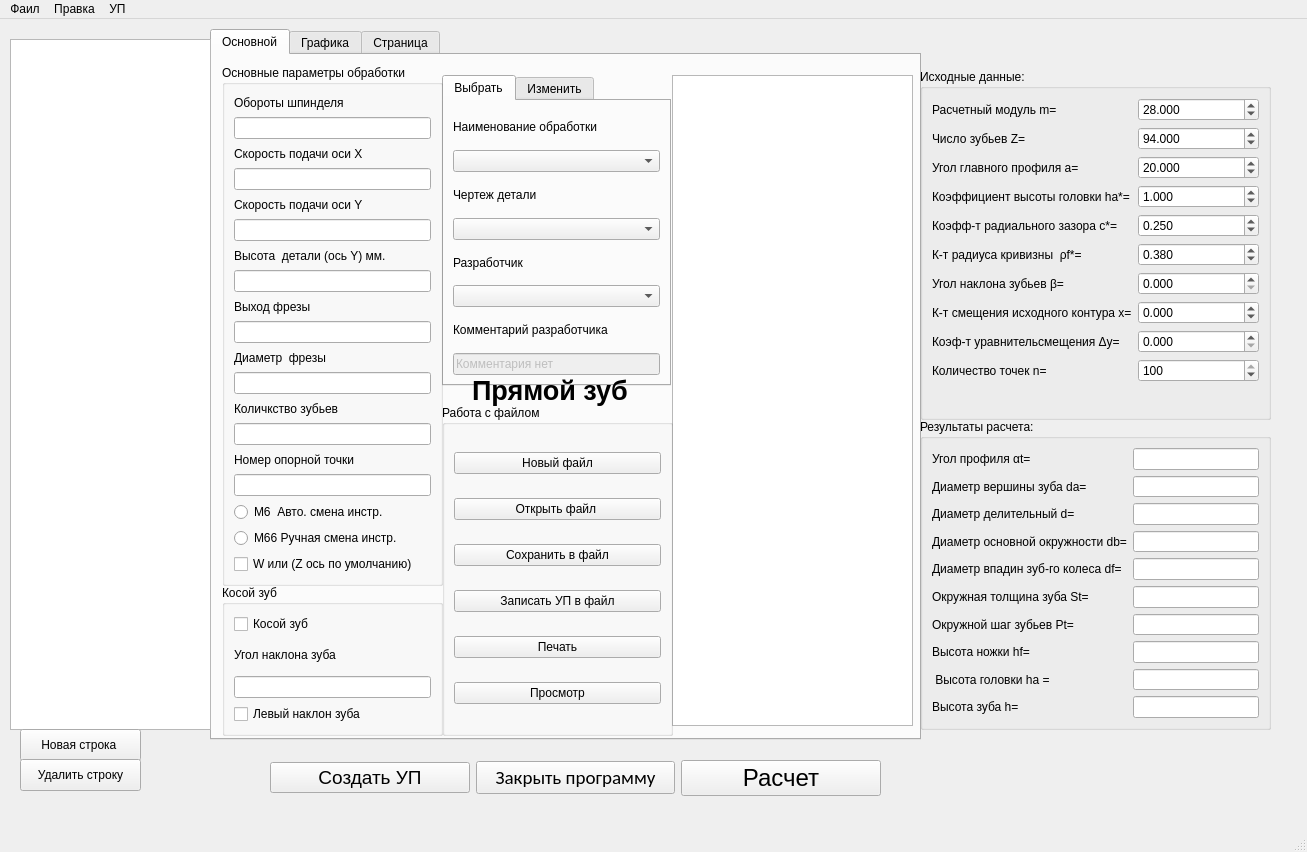
Dgekan/Control-Program-Editor-CNC-Ver.4.0.0, file Window.ui: the form before one commit.
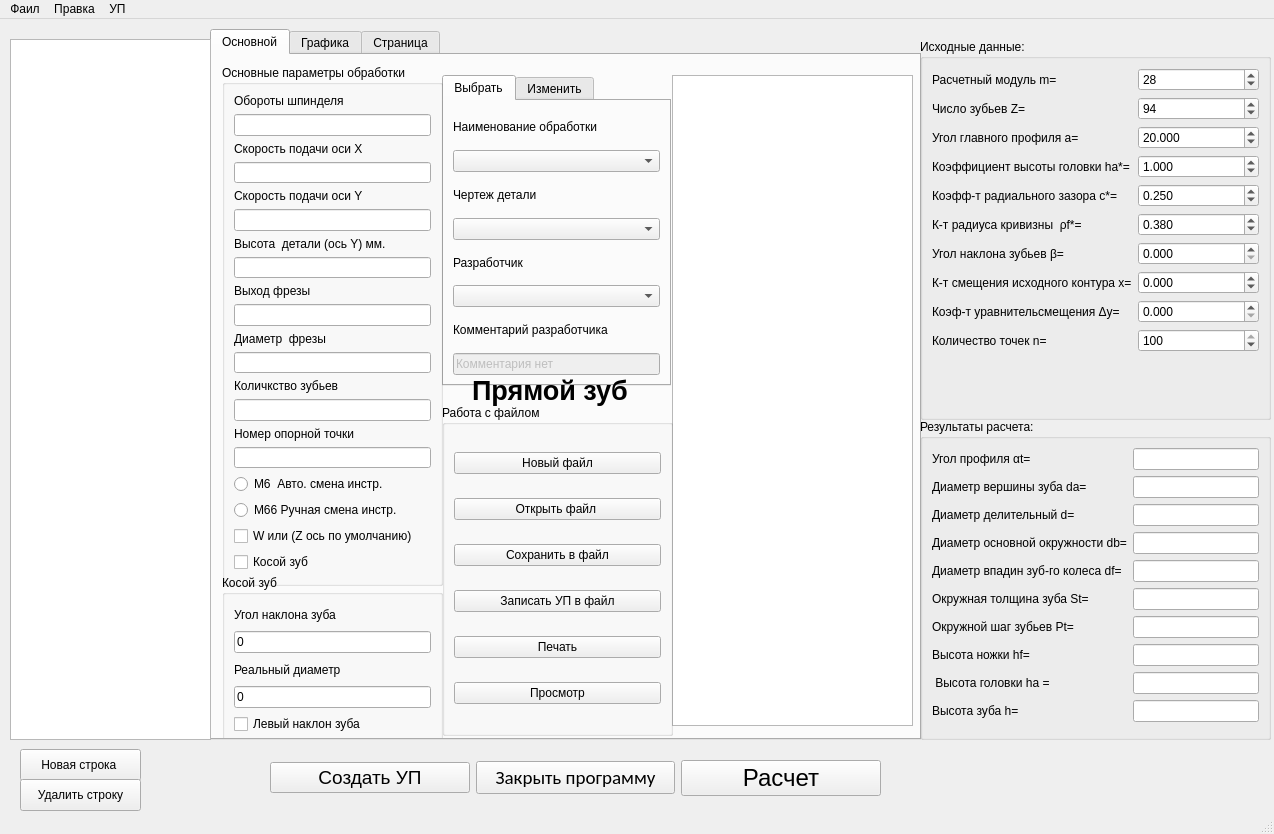
The form after the commit. Custom widgets are drawn as their Qt base class.

Commit message: добавил проверки

```diff
--- a/Window.ui
+++ b/Window.ui
@@ -6,8 +6,8 @@
    <rect>
     <x>0</x>
     <y>0</y>
-    <width>1307</width>
-    <height>852</height>
+    <width>1274</width>
+    <height>834</height>
    </rect>
   </property>
   <property name="windowTitle">
@@ -395,31 +395,31 @@
          </property>
         </widget>
        </item>
+       <item>
+        <widget class="QCheckBox" name="checkBoxKoc">
+         <property name="enabled">
+          <bool>true</bool>
+         </property>
+         <property name="text">
+          <string>Косой зуб</string>
+         </property>
+        </widget>
+       </item>
       </layout>
      </widget>
      <widget class="QGroupBox" name="groupBox_4">
       <property name="geometry">
        <rect>
         <x>10</x>
-        <y>530</y>
+        <y>520</y>
         <width>221</width>
-        <height>151</height>
+        <height>171</height>
        </rect>
       </property>
       <property name="title">
        <string>Косой зуб</string>
       </property>
       <layout class="QVBoxLayout" name="verticalLayout_2">
-       <item>
-        <widget class="QCheckBox" name="checkBoxKoc">
-         <property name="enabled">
-          <bool>true</bool>
-         </property>
-         <property name="text">
-          <string>Косой зуб</string>
-         </property>
-        </widget>
-       </item>
        <item>
         <widget class="QLabel" name="label_9">
          <property name="text">
@@ -428,7 +428,25 @@
         </widget>
        </item>
        <item>
-        <widget class="QLineEdit" name="lineEditUgol"/>
+        <widget class="QLineEdit" name="lineEditUgol">
+         <property name="text">
+          <string>0</string>
+         </property>
+        </widget>
+       </item>
+       <item>
+        <widget class="QLabel" name="label_18">
+         <property name="text">
+          <string>Реальный диаметр</string>
+         </property>
+        </widget>
+       </item>
+       <item>
+        <widget class="QLineEdit" name="lineEditDiametr">
+         <property name="text">
+          <string>0</string>
+         </property>
+        </widget>
        </item>
        <item>
         <widget class="QCheckBox" name="checkBoxKosLev">
@@ -590,7 +608,7 @@
       <x>10</x>
       <y>20</y>
       <width>201</width>
-      <height>691</height>
+      <height>701</height>
      </rect>
     </property>
     <property name="sizePolicy">
@@ -626,7 +644,7 @@
     <property name="geometry">
      <rect>
       <x>20</x>
-      <y>710</y>
+      <y>730</y>
       <width>121</width>
       <height>32</height>
      </rect>
@@ -639,7 +657,7 @@
     <property name="geometry">
      <rect>
       <x>20</x>
-      <y>740</y>
+      <y>760</y>
       <width>121</width>
       <height>32</height>
      </rect>
@@ -652,9 +670,9 @@
     <property name="geometry">
      <rect>
       <x>920</x>
-      <y>50</y>
+      <y>20</y>
       <width>351</width>
-      <height>351</height>
+      <height>381</height>
      </rect>
     </property>
     <property name="title">
@@ -671,7 +689,7 @@
      <item row="1" column="1">
       <widget class="QDoubleSpinBox" name="doubleSpinBox_m">
        <property name="decimals">
-        <number>3</number>
+        <number>0</number>
        </property>
        <property name="value">
         <double>28.000000000000000</double>
@@ -681,13 +699,13 @@
      <item row="2" column="1">
       <widget class="QDoubleSpinBox" name="doubleSpinBox_Z">
        <property name="decimals">
-        <number>3</number>
+        <number>0</number>
        </property>
        <property name="minimum">
         <double>5.000000000000000</double>
        </property>
        <property name="maximum">
-        <double>500.990000000000009</double>
+        <double>501.000000000000000</double>
        </property>
        <property name="value">
         <double>94.000000000000000</double>
@@ -851,7 +869,7 @@
       <x>920</x>
       <y>400</y>
       <width>351</width>
-      <height>311</height>
+      <height>321</height>
      </rect>
     </property>
     <property name="title">
@@ -1015,7 +1033,7 @@
     <rect>
      <x>0</x>
      <y>0</y>
-     <width>1307</width>
+     <width>1274</width>
      <height>22</height>
     </rect>
    </property>
```
Left out of the diff: 8 changed lines with no effect on the pictures.
